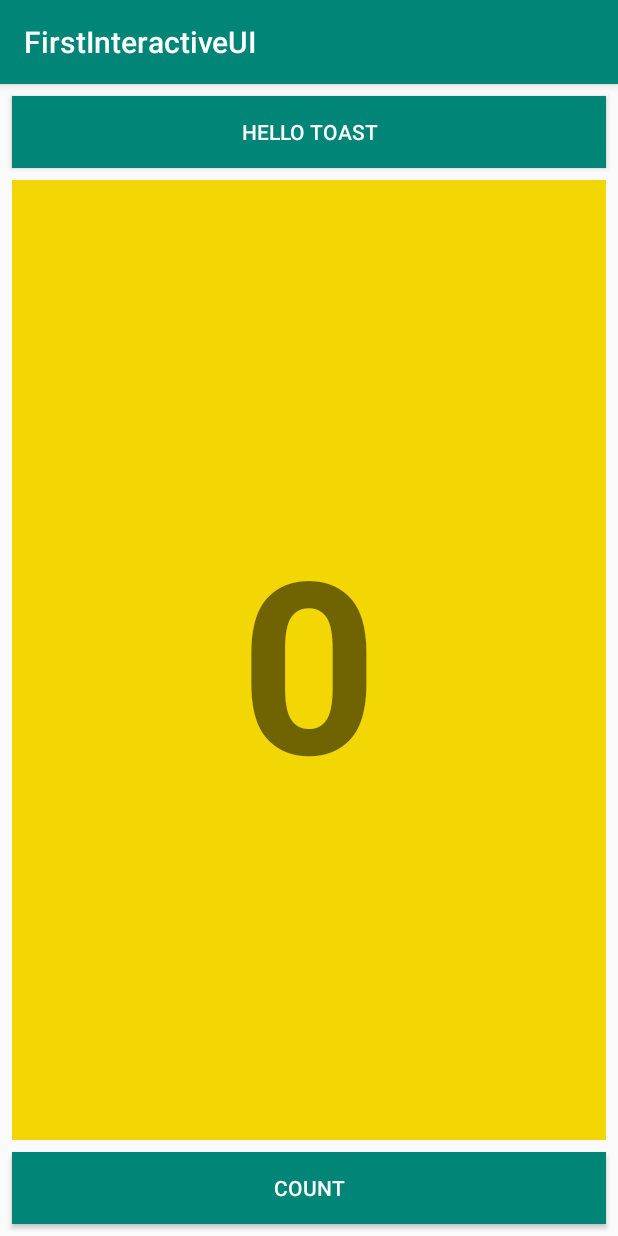
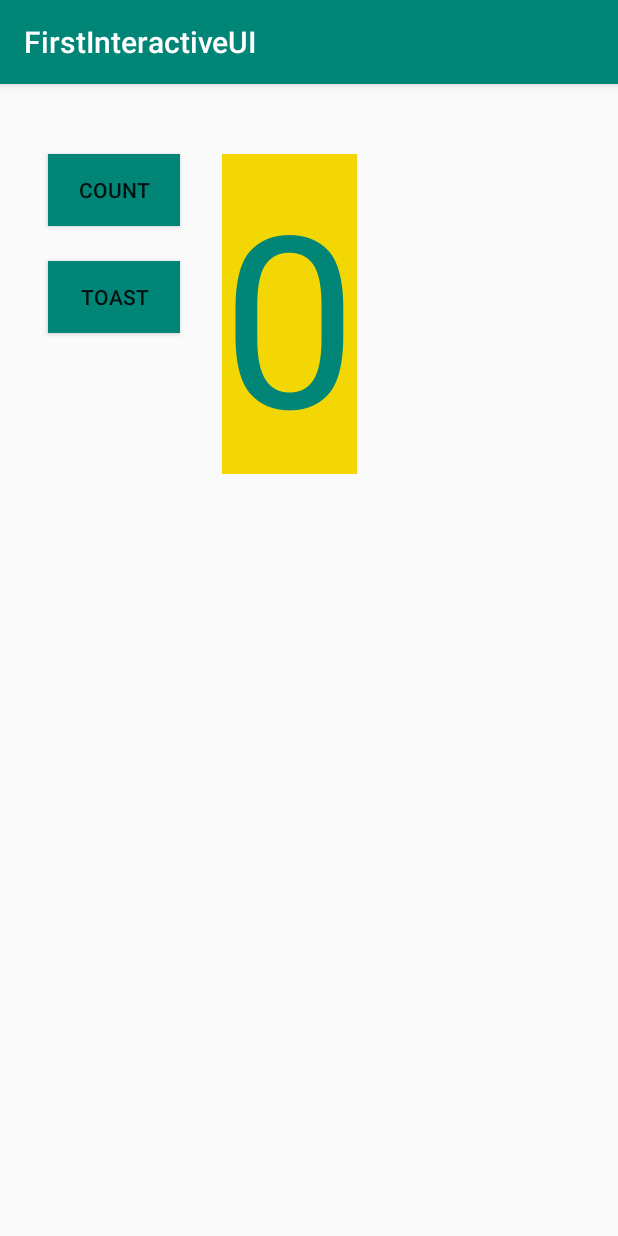
Before and after one commit to monashamsolebad/FirstInteractiveUI, an Android app: the screen it shows after launch (MainActivity), on a phone screen of 412 x 824 dp. Run offline under Robolectric (Android 15) with nearby library versions, the phone set to English and light mode, and no system bars.

Commit message:
finished challenge part of Interactive UI

```diff
--- a/app/src/main/res/layout/activity_main.xml
+++ b/app/src/main/res/layout/activity_main.xml
@@ -4,55 +4,62 @@
     xmlns:tools="http://schemas.android.com/tools"
     android:layout_width="match_parent"
     android:layout_height="match_parent"
-    tools:context=".MainActivity">
-
-    <Button
-        android:id="@+id/toastBtn"
-        android:layout_width="0dp"
-        android:layout_height="wrap_content"
-        android:layout_marginStart="8dp"
-        android:layout_marginTop="8dp"
-        android:layout_marginEnd="8dp"
-        android:background="@color/colorPrimary"
-        android:text="@string/toast"
-        android:textColor="@android:color/background_light"
-        app:layout_constraintEnd_toEndOf="parent"
-        app:layout_constraintStart_toStartOf="parent"
-        app:layout_constraintTop_toTopOf="parent"
-        android:onClick="showToast"/>
+    tools:context=".MainActivity"
+    >
 
     <Button
         android:id="@+id/countBtn"
-        android:layout_width="0dp"
+        android:layout_width="wrap_content"
         android:layout_height="wrap_content"
-        android:layout_marginStart="8dp"
+        android:layout_marginStart="16dp"
+        android:layout_marginTop="8dp"
         android:layout_marginEnd="8dp"
         android:layout_marginBottom="8dp"
         android:background="@color/colorPrimary"
-        android:text="@string/count"
-        android:textColor="@android:color/background_light"
+        android:onClick="countUp"
+        android:text="Count"
         app:layout_constraintBottom_toBottomOf="parent"
         app:layout_constraintEnd_toEndOf="parent"
+        app:layout_constraintHorizontal_bias="0.053"
         app:layout_constraintStart_toStartOf="parent"
-        android:onClick="countUp"/>
+        app:layout_constraintTop_toTopOf="parent"
+        app:layout_constraintVertical_bias="0.055" />
 
+    <Button
+        android:id="@+id/ToastBtn"
+        android:layout_width="wrap_content"
+        android:layout_height="wrap_content"
+        android:layout_marginStart="16dp"
+        android:layout_marginTop="12dp"
+        android:layout_marginEnd="8dp"
+        android:layout_marginBottom="8dp"
+        android:background="@color/colorPrimary"
+        android:onClick="showToast"
+        android:text="Toast"
+        app:layout_constraintBottom_toBottomOf="parent"
+        app:layout_constraintEnd_toEndOf="parent"
+        app:layout_constraintHorizontal_bias="0.053"
+        app:layout_constraintStart_toStartOf="parent"
+        app:layout_constraintTop_toBottomOf="@+id/countBtn"
+        app:layout_constraintVertical_bias="0.019" />
 
     <TextView
         android:id="@+id/showCountTxt"
-        android:layout_width="0dp"
-        android:layout_height="0dp"
+        android:layout_width="wrap_content"
+        android:layout_height="wrap_content"
         android:layout_marginStart="8dp"
         android:layout_marginTop="8dp"
         android:layout_marginEnd="8dp"
         android:layout_marginBottom="8dp"
         android:background="@color/colorAccent"
-        android:gravity="center_vertical"
         android:text="0"
-        android:textAlignment="center"
+        android:textColor="@color/colorPrimary"
         android:textSize="160dp"
-        android:textStyle="bold"
-        app:layout_constraintBottom_toTopOf="@+id/countBtn"
+        app:layout_constrainedHeight="false"
+        app:layout_constraintBottom_toBottomOf="parent"
         app:layout_constraintEnd_toEndOf="parent"
-        app:layout_constraintStart_toStartOf="parent"
-        app:layout_constraintTop_toBottomOf="@+id/toastBtn" />
+        app:layout_constraintHorizontal_bias="0.109"
+        app:layout_constraintStart_toEndOf="@+id/countBtn"
+        app:layout_constraintTop_toTopOf="parent"
+        app:layout_constraintVertical_bias="0.072" />
 </android.support.constraint.ConstraintLayout>
```
